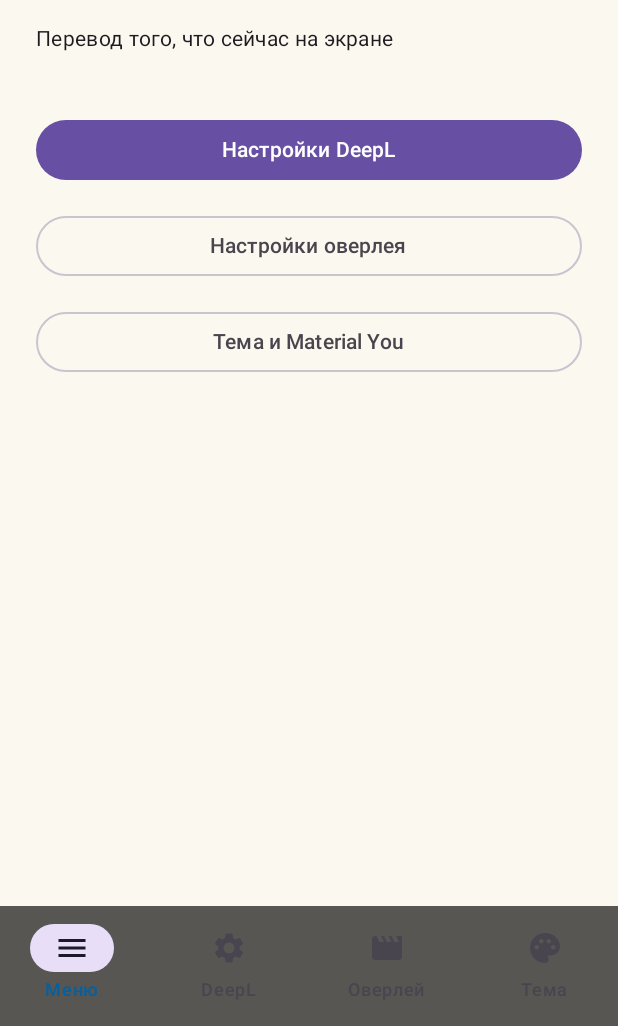
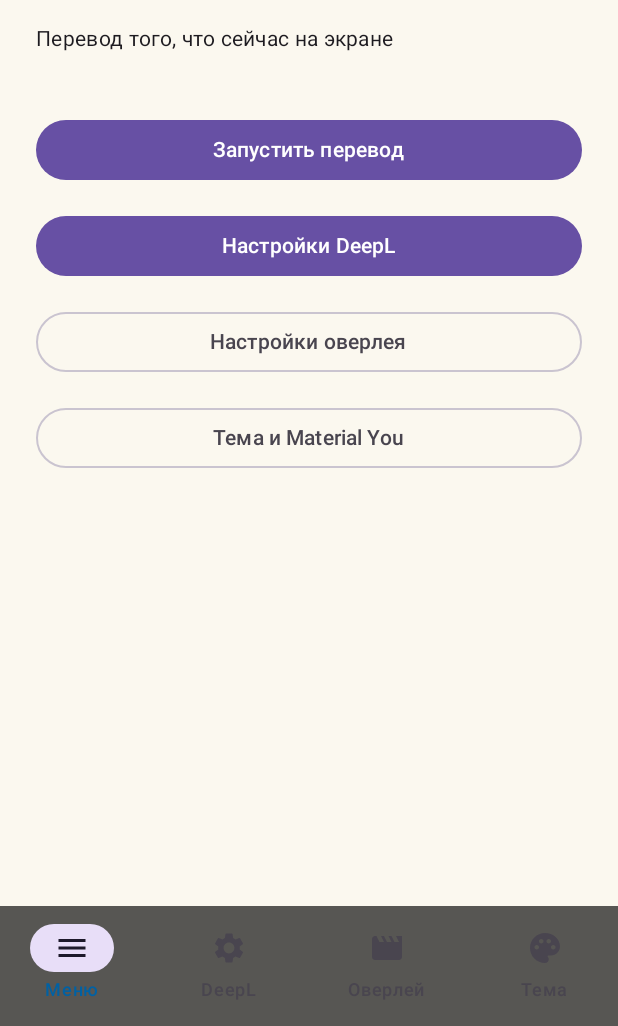
Before and after one commit to DmitryLegend/API_translator, an Android app built with Jetpack Compose: the screen it shows after launch (MainActivity before the commit, UiActivity after it), on a phone screen of 412 x 824 dp, the part 210-1236 px from its top. Run offline under Robolectric (Android 15) with nearby library versions, the phone set to English and light mode, and no system bars.

Commit message:
Use UiActivity for Compose UI; keep Python MainActivity as proxy

```diff
--- a/android-port/src/main/AndroidManifest.xml
+++ b/android-port/src/main/AndroidManifest.xml
@@ -12,14 +12,20 @@
         android:label="Подстрочник Py"
         android:icon="@android:drawable/sym_def_app_icon">
 
+        <!-- Новый Compose-экран — точка входа; экран перевода на Python
+             остаётся доступен по явному Intent из меню. -->
         <activity
-            android:name="com.dmitrylegend.apitranslator.MainActivity"
+            android:name="com.dmitrylegend.apitranslator.UiActivity"
             android:exported="true">
             <intent-filter>
                 <action android:name="android.intent.action.MAIN" />
                 <category android:name="android.intent.category.LAUNCHER" />
             </intent-filter>
         </activity>
+
+        <activity
+            android:name="com.dmitrylegend.apitranslator.MainActivity"
+            android:exported="false" />
 
         <service
             android:name="com.dmitrylegend.apitranslator.TranslateService"
--- a/android-port/src/main/java/com/dmitrylegend/apitranslator/MainActivity.kt
+++ b/android-port/src/main/java/com/dmitrylegend/apitranslator/UiActivity.kt
@@ -1,6 +1,7 @@
 package com.dmitrylegend.apitranslator
 
 import android.content.Context
+import android.content.Intent
 import android.os.Bundle
 import androidx.activity.ComponentActivity
 import androidx.activity.compose.setContent
@@ -52,7 +53,7 @@ import androidx.compose.ui.unit.dp
 
 enum class RootTab { MENU, DEEPL, OVERLAY, THEME }
 
-class MainActivity : ComponentActivity() {
+class UiActivity : ComponentActivity() {
     override fun onCreate(savedInstanceState: Bundle?) {
         super.onCreate(savedInstanceState)
         setContent { AppRoot() }
@@ -69,6 +70,7 @@ fun AppRoot() {
     var dark by remember { mutableStateOf(prefs.getBoolean("dark", false)) }
     var overlayEnabled by remember { mutableStateOf(prefs.getBoolean("overlay", true)) }
     var deepLKey by remember { mutableStateOf(prefs.getString("deepl_key", "") ?: "") }
+    var errorText by remember { mutableStateOf("") }
 
     val accent = Color(accentArgb)
     val colorScheme = remember(accentArgb, dark) {
@@ -100,7 +102,18 @@ fun AppRoot() {
         ) { innerPadding ->
             Box(modifier = Modifier.fillMaxSize().padding(innerPadding)) {
                 when (tab) {
-                    RootTab.MENU -> MainScreen(onNavigate = { tab = it })
+                    RootTab.MENU -> MainScreen(
+                        errorText = errorText,
+                        onNavigate = { tab = it },
+                        onStartTranslation = {
+                            try {
+                                val pythonActivity = Class.forName("com.dmitrylegend.apitranslator.MainActivity")
+                                context.startActivity(Intent(context, pythonActivity))
+                            } catch (e: ClassNotFoundException) {
+                                errorText = "Не удалось открыть экран перевода"
+                            }
+                        }
+                    )
                     RootTab.DEEPL -> DeepLScreen(
                         key = deepLKey,
                         onKeyChange = { deepLKey = it },
@@ -178,7 +191,7 @@ fun ScreenColumn(content: @Composable () -> Unit) {
 }
 
 @Composable
-fun MainScreen(onNavigate: (RootTab) -> Unit) {
+fun MainScreen(errorText: String, onNavigate: (RootTab) -> Unit, onStartTranslation: () -> Unit) {
     ScreenColumn {
         Spacer(Modifier.height(8.dp))
         Text("Подстрочник", style = MaterialTheme.typography.headlineMedium)
@@ -188,6 +201,12 @@ fun MainScreen(onNavigate: (RootTab) -> Unit) {
             color = MaterialTheme.colorScheme.onBackground
         )
         Spacer(Modifier.height(8.dp))
+        Button(onClick = onStartTranslation, modifier = Modifier.fillMaxWidth()) {
+            Text("Запустить перевод")
+        }
+        if (errorText.isNotEmpty()) {
+            Text(errorText, color = MaterialTheme.colorScheme.error)
+        }
         Button(onClick = { onNavigate(RootTab.DEEPL) }, modifier = Modifier.fillMaxWidth()) {
             Text("Настройки DeepL")
         }
```
